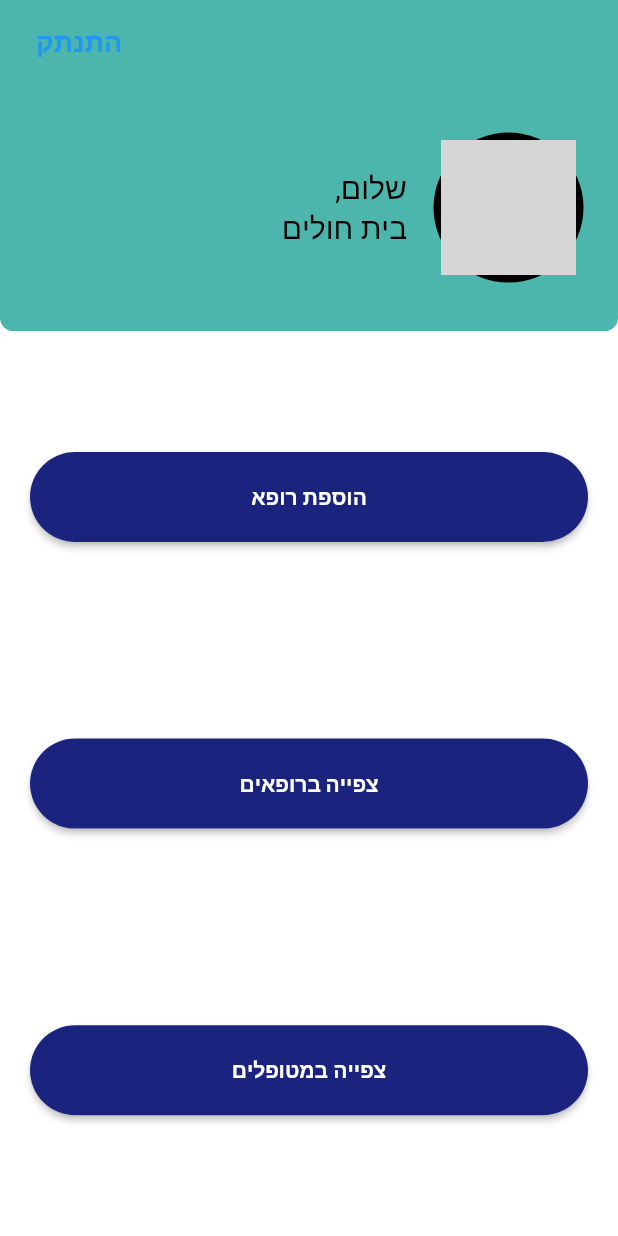
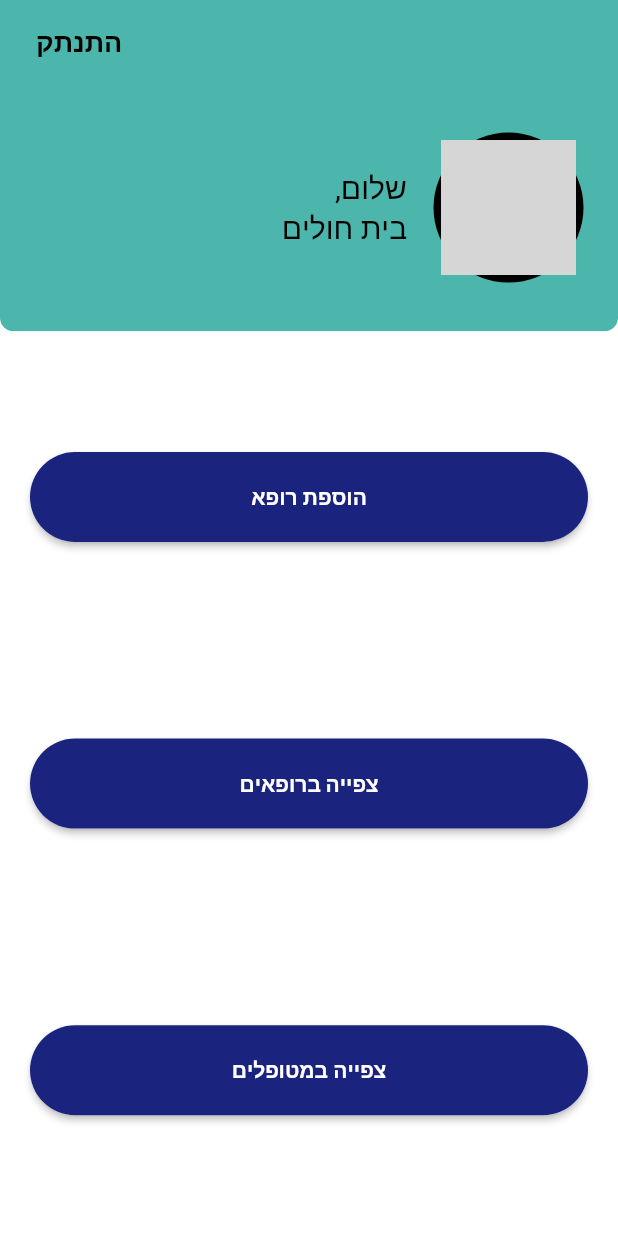
Before and after one commit to ICST-Technion/WelliBe, a Flutter app: the screen it shows once a user with an empty profile is signed in, on a phone screen of 412 x 824 dp. Run offline on Flutter 3.47's test engine with Material 2 defaults, Android fonts, the phone set to English and light mode, and no system bars; our stand-ins replace auto_size_text, cloud_firestore, firebase_auth, firebase_core, firebase_storage, image_picker and 2 more; missing offline and left inert: auto_size_text_field, barcode_scan2, galleryimage; accounts and stored records are empty; network calls fail; grey boxes are pictures that could not be loaded.

Commit message:
design update

```diff
--- a/lib/screens/home/admin_home.dart
+++ b/lib/screens/home/admin_home.dart
@@ -44,7 +44,7 @@ class _TestAdminHome extends State<TestAdminHome> {
           mainAxisAlignment: MainAxisAlignment.spaceBetween,
           children: [
             TextButton(
-              child: const Text('התנתק', style: TextStyle(fontSize: 18, fontWeight: FontWeight.bold)),
+              child: const Text('התנתק', style: TextStyle(fontSize: 18, fontWeight: FontWeight.bold, color: Colors.black)),
               onPressed: () async {
                 await _auth.signOut();
                 print("sign out");
```
Also changed, not shown: lib/screens/card_viewer.dart (+6 -1 lines), lib/screens/view_page.dart (+0 -18 lines).
